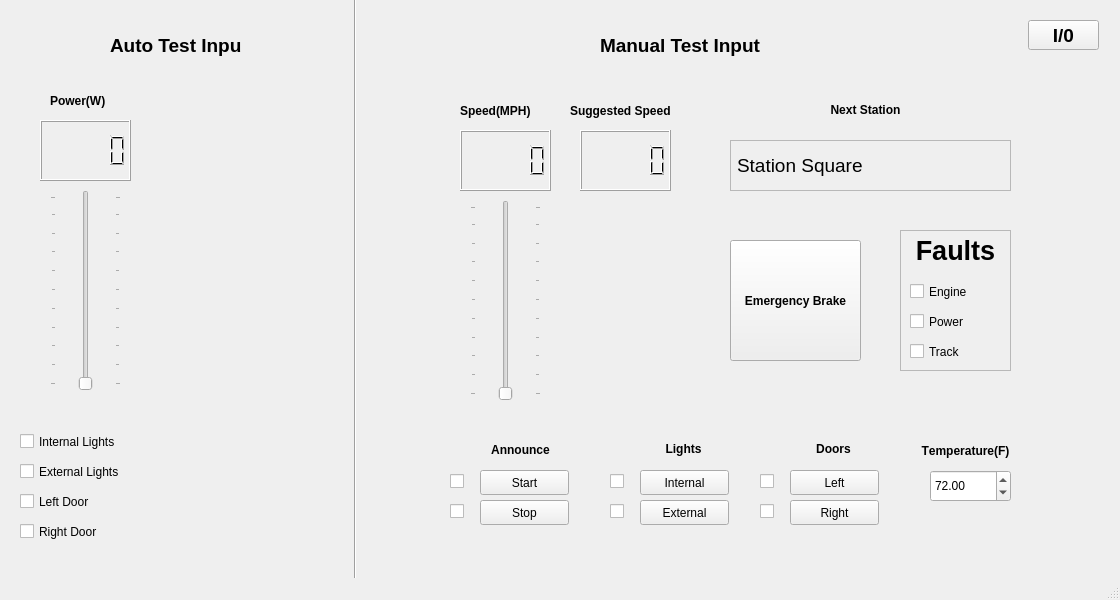
Before: the Qt Designer form trainController_hw/trainController_testUI_hw.ui in vism2889/ECE_1140_TRAINS, drawn with Qt 5.
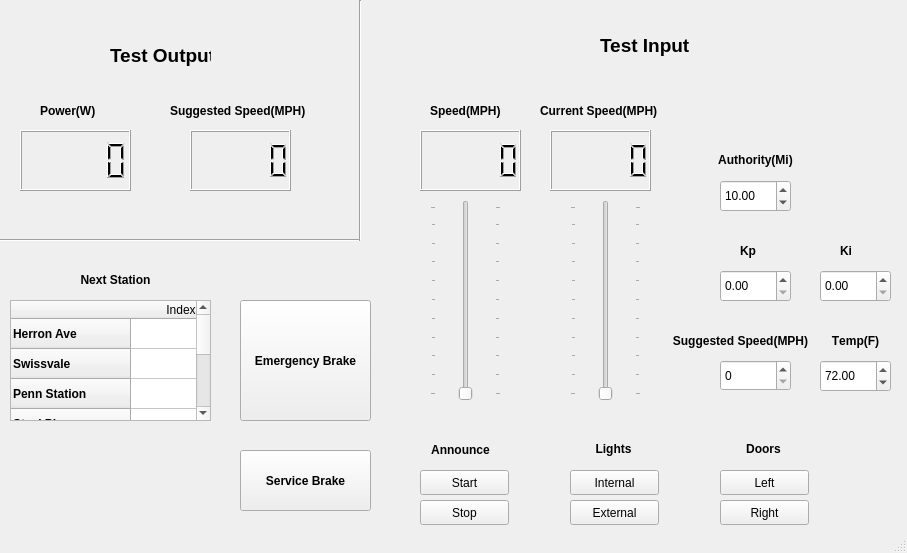
After: the same form once the commit is applied.

```diff
--- a/trainController_hw/trainController_testUI_hw.ui
+++ b/trainController_hw/trainController_testUI_hw.ui
@@ -6,8 +6,8 @@
    <rect>
     <x>0</x>
     <y>0</y>
-    <width>1120</width>
-    <height>600</height>
+    <width>907</width>
+    <height>553</height>
    </rect>
   </property>
   <property name="windowTitle">
@@ -20,8 +20,8 @@
    <widget class="QLabel" name="label">
     <property name="geometry">
      <rect>
-      <x>50</x>
-      <y>80</y>
+      <x>40</x>
+      <y>90</y>
       <width>71</width>
       <height>41</height>
      </rect>
@@ -36,11 +36,11 @@
      <string>Power(W)</string>
     </property>
    </widget>
-   <widget class="QSlider" name="power_slider">
+   <widget class="QSlider" name="currentSpeed_slider">
     <property name="geometry">
      <rect>
-      <x>50</x>
-      <y>190</y>
+      <x>570</x>
+      <y>200</y>
       <width>71</width>
       <height>201</height>
      </rect>
@@ -58,9 +58,9 @@
    <widget class="QLCDNumber" name="lcd_power">
     <property name="geometry">
      <rect>
-      <x>40</x>
-      <y>120</y>
-      <width>91</width>
+      <x>20</x>
+      <y>130</y>
+      <width>111</width>
       <height>61</height>
      </rect>
     </property>
@@ -75,7 +75,7 @@
    <widget class="QPushButton" name="lights_internal_button">
     <property name="geometry">
      <rect>
-      <x>640</x>
+      <x>570</x>
       <y>470</y>
       <width>89</width>
       <height>25</height>
@@ -88,7 +88,7 @@
    <widget class="QPushButton" name="lights_external_button">
     <property name="geometry">
      <rect>
-      <x>640</x>
+      <x>570</x>
       <y>500</y>
       <width>89</width>
       <height>25</height>
@@ -101,7 +101,7 @@
    <widget class="QPushButton" name="doors_left_button">
     <property name="geometry">
      <rect>
-      <x>790</x>
+      <x>720</x>
       <y>470</y>
       <width>89</width>
       <height>25</height>
@@ -114,7 +114,7 @@
    <widget class="QPushButton" name="doors_right_button">
     <property name="geometry">
      <rect>
-      <x>790</x>
+      <x>720</x>
       <y>500</y>
       <width>89</width>
       <height>25</height>
@@ -127,7 +127,7 @@
    <widget class="QLabel" name="label_3">
     <property name="geometry">
      <rect>
-      <x>650</x>
+      <x>580</x>
       <y>440</y>
       <width>67</width>
       <height>17</height>
@@ -149,7 +149,7 @@
    <widget class="QLabel" name="label_4">
     <property name="geometry">
      <rect>
-      <x>800</x>
+      <x>730</x>
       <y>440</y>
       <width>67</width>
       <height>17</height>
@@ -171,8 +171,8 @@
    <widget class="QPushButton" name="e_brake_button">
     <property name="geometry">
      <rect>
-      <x>730</x>
-      <y>240</y>
+      <x>240</x>
+      <y>300</y>
       <width>131</width>
       <height>121</height>
      </rect>
@@ -190,212 +190,10 @@
      <string>Emergency Brake</string>
     </property>
    </widget>
-   <widget class="QCheckBox" name="checkBox">
-    <property name="geometry">
-     <rect>
-      <x>610</x>
-      <y>470</y>
-      <width>21</width>
-      <height>23</height>
-     </rect>
-    </property>
-    <property name="text">
-     <string/>
-    </property>
-    <property name="checkable">
-     <bool>true</bool>
-    </property>
-   </widget>
-   <widget class="QCheckBox" name="checkBox_2">
-    <property name="geometry">
-     <rect>
-      <x>610</x>
-      <y>500</y>
-      <width>21</width>
-      <height>23</height>
-     </rect>
-    </property>
-    <property name="text">
-     <string/>
-    </property>
-   </widget>
-   <widget class="QCheckBox" name="checkBox_3">
-    <property name="geometry">
-     <rect>
-      <x>760</x>
-      <y>500</y>
-      <width>21</width>
-      <height>23</height>
-     </rect>
-    </property>
-    <property name="text">
-     <string/>
-    </property>
-   </widget>
-   <widget class="QCheckBox" name="checkBox_4">
-    <property name="geometry">
-     <rect>
-      <x>760</x>
-      <y>470</y>
-      <width>21</width>
-      <height>23</height>
-     </rect>
-    </property>
-    <property name="text">
-     <string/>
-    </property>
-   </widget>
-   <widget class="Line" name="line">
-    <property name="geometry">
-     <rect>
-      <x>340</x>
-      <y>-20</y>
-      <width>31</width>
-      <height>641</height>
-     </rect>
-    </property>
-    <property name="orientation">
-     <enum>Qt::Vertical</enum>
-    </property>
-   </widget>
-   <widget class="QLabel" name="label_5">
-    <property name="geometry">
-     <rect>
-      <x>760</x>
-      <y>100</y>
-      <width>211</width>
-      <height>20</height>
-     </rect>
-    </property>
-    <property name="font">
-     <font>
-      <weight>75</weight>
-      <bold>true</bold>
-     </font>
-    </property>
-    <property name="text">
-     <string>Next Station</string>
-    </property>
-    <property name="alignment">
-     <set>Qt::AlignCenter</set>
-    </property>
-   </widget>
-   <widget class="QCheckBox" name="checkBox_5">
-    <property name="geometry">
-     <rect>
-      <x>20</x>
-      <y>430</y>
-      <width>131</width>
-      <height>23</height>
-     </rect>
-    </property>
-    <property name="text">
-     <string>Internal Lights</string>
-    </property>
-    <property name="checkable">
-     <bool>false</bool>
-    </property>
-   </widget>
-   <widget class="QCheckBox" name="checkBox_6">
-    <property name="geometry">
-     <rect>
-      <x>20</x>
-      <y>460</y>
-      <width>131</width>
-      <height>23</height>
-     </rect>
-    </property>
-    <property name="text">
-     <string>External Lights</string>
-    </property>
-    <property name="checkable">
-     <bool>false</bool>
-    </property>
-   </widget>
-   <widget class="QCheckBox" name="checkBox_7">
-    <property name="geometry">
-     <rect>
-      <x>20</x>
-      <y>490</y>
-      <width>131</width>
-      <height>23</height>
-     </rect>
-    </property>
-    <property name="text">
-     <string>Left Door</string>
-    </property>
-    <property name="checkable">
-     <bool>false</bool>
-    </property>
-   </widget>
-   <widget class="QCheckBox" name="checkBox_8">
-    <property name="geometry">
-     <rect>
-      <x>20</x>
-      <y>520</y>
-      <width>101</width>
-      <height>23</height>
-     </rect>
-    </property>
-    <property name="text">
-     <string>Right Door</string>
-    </property>
-    <property name="checkable">
-     <bool>false</bool>
-    </property>
-   </widget>
-   <widget class="QCheckBox" name="Engine_fault">
-    <property name="geometry">
-     <rect>
-      <x>910</x>
-      <y>280</y>
-      <width>121</width>
-      <height>23</height>
-     </rect>
-    </property>
-    <property name="text">
-     <string>Engine</string>
-    </property>
-    <property name="checkable">
-     <bool>false</bool>
-    </property>
-   </widget>
-   <widget class="QCheckBox" name="Power_fault">
-    <property name="geometry">
-     <rect>
-      <x>910</x>
-      <y>310</y>
-      <width>121</width>
-      <height>23</height>
-     </rect>
-    </property>
-    <property name="text">
-     <string>Power</string>
-    </property>
-    <property name="checkable">
-     <bool>false</bool>
-    </property>
-   </widget>
-   <widget class="QCheckBox" name="track_fault">
-    <property name="geometry">
-     <rect>
-      <x>910</x>
-      <y>340</y>
-      <width>121</width>
-      <height>23</height>
-     </rect>
-    </property>
-    <property name="text">
-     <string>Track</string>
-    </property>
-    <property name="checkable">
-     <bool>false</bool>
-    </property>
-   </widget>
    <widget class="QPushButton" name="announce_start_button">
     <property name="geometry">
      <rect>
-      <x>480</x>
+      <x>420</x>
       <y>470</y>
       <width>89</width>
       <height>25</height>
@@ -408,7 +206,7 @@
    <widget class="QPushButton" name="announce_stop_button">
     <property name="geometry">
      <rect>
-      <x>480</x>
+      <x>420</x>
       <y>500</y>
       <width>89</width>
       <height>25</height>
@@ -418,36 +216,10 @@
      <string>Stop</string>
     </property>
    </widget>
-   <widget class="QCheckBox" name="checkBox_12">
-    <property name="geometry">
-     <rect>
-      <x>450</x>
-      <y>500</y>
-      <width>21</width>
-      <height>23</height>
-     </rect>
-    </property>
-    <property name="text">
-     <string/>
-    </property>
-   </widget>
-   <widget class="QCheckBox" name="checkBox_13">
-    <property name="geometry">
-     <rect>
-      <x>450</x>
-      <y>470</y>
-      <width>21</width>
-      <height>23</height>
-     </rect>
-    </property>
-    <property name="text">
-     <string/>
-    </property>
-   </widget>
    <widget class="QLabel" name="label_8">
     <property name="geometry">
      <rect>
-      <x>480</x>
+      <x>420</x>
       <y>440</y>
       <width>81</width>
       <height>20</height>
@@ -466,29 +238,10 @@
      <set>Qt::AlignCenter</set>
     </property>
    </widget>
-   <widget class="QLabel" name="label_6">
-    <property name="geometry">
-     <rect>
-      <x>570</x>
-      <y>90</y>
-      <width>131</width>
-      <height>41</height>
-     </rect>
-    </property>
-    <property name="font">
-     <font>
-      <weight>75</weight>
-      <bold>true</bold>
-     </font>
-    </property>
-    <property name="text">
-     <string>Suggested Speed</string>
-    </property>
-   </widget>
    <widget class="QLabel" name="label_2">
     <property name="geometry">
      <rect>
-      <x>460</x>
+      <x>430</x>
       <y>90</y>
       <width>91</width>
       <height>41</height>
@@ -507,7 +260,7 @@
    <widget class="QSlider" name="speed_slider">
     <property name="geometry">
      <rect>
-      <x>470</x>
+      <x>430</x>
       <y>200</y>
       <width>71</width>
       <height>201</height>
@@ -523,26 +276,9 @@
    <widget class="QLCDNumber" name="lcd_speed">
     <property name="geometry">
      <rect>
-      <x>460</x>
+      <x>420</x>
       <y>130</y>
-      <width>91</width>
-      <height>61</height>
-     </rect>
-    </property>
-    <property name="font">
-     <font>
-      <pointsize>14</pointsize>
-      <weight>75</weight>
-      <bold>true</bold>
-     </font>
-    </property>
-   </widget>
-   <widget class="QLCDNumber" name="lcd_suggested">
-    <property name="geometry">
-     <rect>
-      <x>580</x>
-      <y>130</y>
-      <width>91</width>
+      <width>101</width>
       <height>61</height>
      </rect>
     </property>
@@ -557,9 +293,9 @@
    <widget class="QDoubleSpinBox" name="temperature_box">
     <property name="geometry">
      <rect>
-      <x>930</x>
-      <y>470</y>
-      <width>81</width>
+      <x>820</x>
+      <y>360</y>
+      <width>71</width>
       <height>32</height>
      </rect>
     </property>
@@ -576,9 +312,9 @@
    <widget class="QLabel" name="label_9">
     <property name="geometry">
      <rect>
-      <x>910</x>
-      <y>440</y>
-      <width>111</width>
+      <x>820</x>
+      <y>330</y>
+      <width>71</width>
       <height>22</height>
      </rect>
     </property>
@@ -590,55 +326,12 @@
      </font>
     </property>
     <property name="text">
-     <string>Temperature(F)</string>
+     <string>Temp(F)</string>
     </property>
     <property name="alignment">
      <set>Qt::AlignCenter</set>
     </property>
    </widget>
-   <widget class="QFrame" name="frame">
-    <property name="geometry">
-     <rect>
-      <x>730</x>
-      <y>140</y>
-      <width>281</width>
-      <height>51</height>
-     </rect>
-    </property>
-    <property name="frameShape">
-     <enum>QFrame::StyledPanel</enum>
-    </property>
-    <property name="frameShadow">
-     <enum>QFrame::Raised</enum>
-    </property>
-    <property name="lineWidth">
-     <number>5</number>
-    </property>
-    <property name="midLineWidth">
-     <number>5</number>
-    </property>
-    <widget class="QLabel" name="next_station_label">
-     <property name="geometry">
-      <rect>
-       <x>7</x>
-       <y>10</y>
-       <width>261</width>
-       <height>31</height>
-      </rect>
-     </property>
-     <property name="font">
-      <font>
-       <pointsize>14</pointsize>
-      </font>
-     </property>
-     <property name="autoFillBackground">
-      <bool>false</bool>
-     </property>
-     <property name="text">
-      <string>Station Square</string>
-     </property>
-    </widget>
-   </widget>
    <widget class="QLabel" name="label_10">
     <property name="geometry">
      <rect>
@@ -656,15 +349,87 @@
      </font>
     </property>
     <property name="text">
-     <string>Manual Test Input</string>
+     <string>Test Input</string>
+    </property>
+   </widget>
+   <widget class="QLCDNumber" name="lcd_curredSpeed">
+    <property name="geometry">
+     <rect>
+      <x>550</x>
+      <y>130</y>
+      <width>101</width>
+      <height>61</height>
+     </rect>
+    </property>
+    <property name="font">
+     <font>
+      <pointsize>14</pointsize>
+      <weight>75</weight>
+      <bold>true</bold>
+     </font>
     </property>
    </widget>
    <widget class="QLabel" name="label_11">
     <property name="geometry">
      <rect>
+      <x>540</x>
+      <y>90</y>
+      <width>151</width>
+      <height>41</height>
+     </rect>
+    </property>
+    <property name="font">
+     <font>
+      <weight>75</weight>
+      <bold>true</bold>
+     </font>
+    </property>
+    <property name="text">
+     <string>Current Speed(MPH)</string>
+    </property>
+   </widget>
+   <widget class="QLCDNumber" name="lcd_suggested">
+    <property name="geometry">
+     <rect>
+      <x>190</x>
+      <y>130</y>
+      <width>101</width>
+      <height>61</height>
+     </rect>
+    </property>
+    <property name="font">
+     <font>
+      <pointsize>14</pointsize>
+      <weight>75</weight>
+      <bold>true</bold>
+     </font>
+    </property>
+   </widget>
+   <widget class="QLabel" name="label_6">
+    <property name="geometry">
+     <rect>
+      <x>170</x>
+      <y>90</y>
+      <width>181</width>
+      <height>41</height>
+     </rect>
+    </property>
+    <property name="font">
+     <font>
+      <weight>75</weight>
+      <bold>true</bold>
+     </font>
+    </property>
+    <property name="text">
+     <string>Suggested Speed(MPH)</string>
+    </property>
+   </widget>
+   <widget class="QLabel" name="label_12">
+    <property name="geometry">
+     <rect>
       <x>110</x>
-      <y>30</y>
-      <width>131</width>
+      <y>40</y>
+      <width>101</width>
       <height>31</height>
      </rect>
     </property>
@@ -676,108 +441,357 @@
      </font>
     </property>
     <property name="text">
-     <string>Auto Test Input</string>
+     <string>Test Output</string>
     </property>
    </widget>
-   <widget class="QFrame" name="frame_2">
+   <widget class="QLabel" name="label_13">
     <property name="geometry">
      <rect>
-      <x>900</x>
+      <x>740</x>
       <y>230</y>
+      <width>31</width>
+      <height>41</height>
+     </rect>
+    </property>
+    <property name="font">
+     <font>
+      <weight>75</weight>
+      <bold>true</bold>
+     </font>
+    </property>
+    <property name="text">
+     <string>Kp</string>
+    </property>
+   </widget>
+   <widget class="QDoubleSpinBox" name="ki_spinBox">
+    <property name="geometry">
+     <rect>
+      <x>820</x>
+      <y>270</y>
+      <width>71</width>
+      <height>32</height>
+     </rect>
+    </property>
+   </widget>
+   <widget class="QLabel" name="label_14">
+    <property name="geometry">
+     <rect>
+      <x>840</x>
+      <y>230</y>
+      <width>31</width>
+      <height>41</height>
+     </rect>
+    </property>
+    <property name="font">
+     <font>
+      <weight>75</weight>
+      <bold>true</bold>
+     </font>
+    </property>
+    <property name="text">
+     <string>Ki</string>
+    </property>
+   </widget>
+   <widget class="QDoubleSpinBox" name="kp_spinBox">
+    <property name="geometry">
+     <rect>
+      <x>720</x>
+      <y>270</y>
+      <width>71</width>
+      <height>32</height>
+     </rect>
+    </property>
+   </widget>
+   <widget class="QSpinBox" name="suggestedSpeed_spinBox">
+    <property name="geometry">
+     <rect>
+      <x>720</x>
+      <y>360</y>
+      <width>71</width>
+      <height>31</height>
+     </rect>
+    </property>
+    <property name="value">
+     <number>0</number>
+    </property>
+   </widget>
+   <widget class="QLabel" name="label_15">
+    <property name="geometry">
+     <rect>
+      <x>670</x>
+      <y>330</y>
+      <width>141</width>
+      <height>21</height>
+     </rect>
+    </property>
+    <property name="font">
+     <font>
+      <pointsize>9</pointsize>
+      <weight>75</weight>
+      <bold>true</bold>
+      <kerning>false</kerning>
+     </font>
+    </property>
+    <property name="text">
+     <string>Suggested Speed(MPH)</string>
+    </property>
+    <property name="alignment">
+     <set>Qt::AlignCenter</set>
+    </property>
+   </widget>
+   <widget class="Line" name="line">
+    <property name="geometry">
+     <rect>
+      <x>0</x>
+      <y>230</y>
+      <width>361</width>
+      <height>20</height>
+     </rect>
+    </property>
+    <property name="orientation">
+     <enum>Qt::Horizontal</enum>
+    </property>
+   </widget>
+   <widget class="Line" name="line_2">
+    <property name="geometry">
+     <rect>
+      <x>350</x>
+      <y>0</y>
+      <width>20</width>
+      <height>241</height>
+     </rect>
+    </property>
+    <property name="orientation">
+     <enum>Qt::Vertical</enum>
+    </property>
+   </widget>
+   <widget class="QLabel" name="label_5">
+    <property name="geometry">
+     <rect>
+      <x>10</x>
+      <y>270</y>
+      <width>211</width>
+      <height>20</height>
+     </rect>
+    </property>
+    <property name="font">
+     <font>
+      <weight>75</weight>
+      <bold>true</bold>
+     </font>
+    </property>
+    <property name="text">
+     <string>Next Station</string>
+    </property>
+    <property name="alignment">
+     <set>Qt::AlignCenter</set>
+    </property>
+   </widget>
+   <widget class="QTableWidget" name="nextStationTable">
+    <property name="geometry">
+     <rect>
+      <x>10</x>
+      <y>300</y>
+      <width>201</width>
+      <height>121</height>
+     </rect>
+    </property>
+    <row>
+     <property name="text">
+      <string>Herron Ave</string>
+     </property>
+     <property name="font">
+      <font>
+       <weight>75</weight>
+       <bold>true</bold>
+      </font>
+     </property>
+    </row>
+    <row>
+     <property name="text">
+      <string>Swissvale</string>
+     </property>
+     <property name="font">
+      <font>
+       <weight>75</weight>
+       <bold>true</bold>
+      </font>
+     </property>
+    </row>
+    <row>
+     <property name="text">
+      <string>Penn Station</string>
+     </property>
+     <property name="font">
+      <font>
+       <weight>75</weight>
+       <bold>true</bold>
+      </font>
+     </property>
+    </row>
+    <row>
+     <property name="text">
+      <string>Steel Plaza</string>
+     </property>
+     <property name="font">
+      <font>
+       <weight>75</weight>
+       <bold>true</bold>
+      </font>
+     </property>
+    </row>
+    <row>
+     <property name="text">
+      <string>First Ave</string>
+     </property>
+     <property name="font">
+      <font>
+       <weight>75</weight>
+       <bold>true</bold>
+      </font>
+     </property>
+    </row>
+    <row>
+     <property name="text">
+      <string>Station Square</string>
+     </property>
+     <property name="font">
+      <font>
+       <weight>75</weight>
+       <bold>true</bold>
+      </font>
+     </property>
+    </row>
+    <row>
+     <property name="text">
+      <string>South Hills Junction</string>
+     </property>
+     <property name="font">
+      <font>
+       <weight>75</weight>
+       <bold>true</bold>
+      </font>
+     </property>
+    </row>
+    <column>
+     <property name="text">
+      <string>Index</string>
+     </property>
+    </column>
+    <item row="0" column="0">
+     <property name="text">
+      <string>0</string>
+     </property>
+     <property name="textAlignment">
+      <set>AlignTrailing|AlignVCenter</set>
+     </property>
+    </item>
+    <item row="1" column="0">
+     <property name="text">
+      <string>1</string>
+     </property>
+     <property name="textAlignment">
+      <set>AlignTrailing|AlignVCenter</set>
+     </property>
+    </item>
+    <item row="2" column="0">
+     <property name="text">
+      <string>2</string>
+     </property>
+     <property name="textAlignment">
+      <set>AlignTrailing|AlignVCenter</set>
+     </property>
+    </item>
+    <item row="3" column="0">
+     <property name="text">
+      <string>3</string>
+     </property>
+     <property name="textAlignment">
+      <set>AlignTrailing|AlignVCenter</set>
+     </property>
+    </item>
+    <item row="4" column="0">
+     <property name="text">
+      <string>4</string>
+     </property>
+     <property name="textAlignment">
+      <set>AlignTrailing|AlignVCenter</set>
+     </property>
+    </item>
+    <item row="5" column="0">
+     <property name="text">
+      <string>5</string>
+     </property>
+     <property name="textAlignment">
+      <set>AlignTrailing|AlignVCenter</set>
+     </property>
+    </item>
+    <item row="6" column="0">
+     <property name="text">
+      <string>6</string>
+     </property>
+     <property name="textAlignment">
+      <set>AlignTrailing|AlignVCenter</set>
+     </property>
+    </item>
+   </widget>
+   <widget class="QLabel" name="label_16">
+    <property name="geometry">
+     <rect>
+      <x>700</x>
+      <y>150</y>
       <width>111</width>
-      <height>141</height>
+      <height>20</height>
      </rect>
     </property>
-    <property name="frameShape">
-     <enum>QFrame::StyledPanel</enum>
+    <property name="font">
+     <font>
+      <weight>75</weight>
+      <bold>true</bold>
+     </font>
     </property>
-    <property name="frameShadow">
-     <enum>QFrame::Raised</enum>
+    <property name="text">
+     <string>Authority(Mi)</string>
     </property>
-    <widget class="QLabel" name="label_7">
-     <property name="geometry">
-      <rect>
-       <x>0</x>
-       <y>0</y>
-       <width>111</width>
-       <height>41</height>
-      </rect>
-     </property>
-     <property name="font">
-      <font>
-       <pointsize>20</pointsize>
-       <weight>75</weight>
-       <bold>true</bold>
-      </font>
-     </property>
-     <property name="text">
-      <string>Faults</string>
-     </property>
-     <property name="alignment">
-      <set>Qt::AlignCenter</set>
-     </property>
-    </widget>
+    <property name="alignment">
+     <set>Qt::AlignCenter</set>
+    </property>
    </widget>
-   <widget class="QPushButton" name="pushButton">
+   <widget class="QDoubleSpinBox" name="authority_spinBox">
     <property name="geometry">
      <rect>
-      <x>1028</x>
-      <y>20</y>
+      <x>720</x>
+      <y>180</y>
       <width>71</width>
-      <height>30</height>
+      <height>32</height>
+     </rect>
+    </property>
+    <property name="value">
+     <double>10.000000000000000</double>
+    </property>
+   </widget>
+   <widget class="QPushButton" name="serviceBrake_button">
+    <property name="geometry">
+     <rect>
+      <x>240</x>
+      <y>450</y>
+      <width>131</width>
+      <height>61</height>
      </rect>
     </property>
     <property name="font">
      <font>
-      <pointsize>14</pointsize>
       <weight>75</weight>
       <bold>true</bold>
      </font>
     </property>
+    <property name="autoFillBackground">
+     <bool>false</bool>
+    </property>
     <property name="text">
-     <string>I/0</string>
+     <string>Service Brake</string>
     </property>
    </widget>
-   <zorder>frame_2</zorder>
-   <zorder>label</zorder>
-   <zorder>power_slider</zorder>
-   <zorder>lcd_power</zorder>
-   <zorder>lights_internal_button</zorder>
-   <zorder>lights_external_button</zorder>
-   <zorder>doors_left_button</zorder>
-   <zorder>doors_right_button</zorder>
-   <zorder>label_3</zorder>
-   <zorder>label_4</zorder>
-   <zorder>e_brake_button</zorder>
-   <zorder>checkBox</zorder>
-   <zorder>checkBox_2</zorder>
-   <zorder>checkBox_3</zorder>
-   <zorder>checkBox_4</zorder>
-   <zorder>line</zorder>
-   <zorder>label_5</zorder>
-   <zorder>checkBox_5</zorder>
-   <zorder>checkBox_6</zorder>
-   <zorder>checkBox_7</zorder>
-   <zorder>checkBox_8</zorder>
-   <zorder>Engine_fault</zorder>
-   <zorder>Power_fault</zorder>
-   <zorder>track_fault</zorder>
-   <zorder>announce_start_button</zorder>
-   <zorder>announce_stop_button</zorder>
-   <zorder>checkBox_12</zorder>
-   <zorder>checkBox_13</zorder>
-   <zorder>label_8</zorder>
-   <zorder>label_6</zorder>
-   <zorder>label_2</zorder>
-   <zorder>speed_slider</zorder>
-   <zorder>lcd_speed</zorder>
-   <zorder>lcd_suggested</zorder>
-   <zorder>temperature_box</zorder>
-   <zorder>label_9</zorder>
-   <zorder>frame</zorder>
-   <zorder>label_10</zorder>
-   <zorder>label_11</zorder>
-   <zorder>pushButton</zorder>
   </widget>
   <widget class="QStatusBar" name="statusbar"/>
  </widget>
```
Left out of the diff: 156 changed lines with no effect on the pictures.
